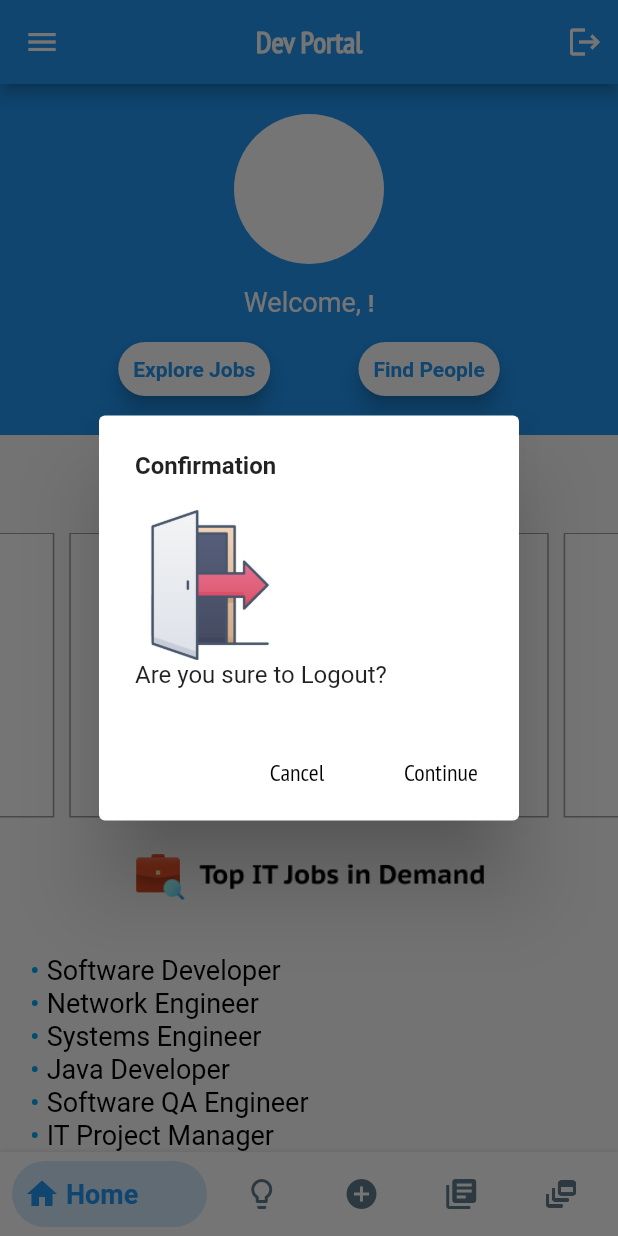
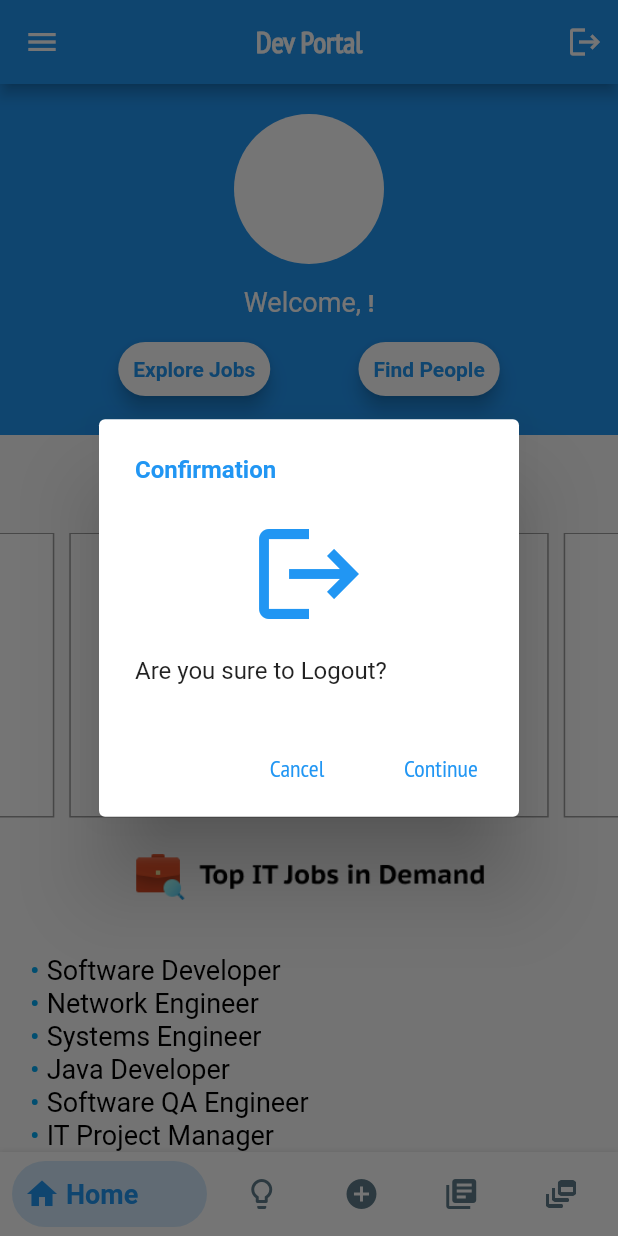
Before and after one commit to smv1999/dev_portal, a Flutter app: the screen it shows after launch, after a tap on "SKIP", after a tap on "DONE", after a tap on the "logout" icon, on a phone screen of 412 x 824 dp. Run offline on Flutter 3.47's test engine with Material 2 defaults, Android fonts, the phone set to English and light mode, and no system bars; drawn by our look-alikes of bottom_navy_bar, carousel_slider; our stand-ins replace animated_text_kit, cached_network_image, firebase_auth, firebase_database, firebase_storage, flushbar and 12 more; missing offline and left inert: firebase_mlkit_language, flutter_email_sender, flutter_full_pdf_viewer, highlighter_coachmark, share_extend, webfeed; accounts and stored records are empty; network calls fail.

Commit message:
Made Minor Design Changes

```diff
--- a/lib/home_page.dart
+++ b/lib/home_page.dart
@@ -44,12 +44,19 @@ class _MyHomePageState extends State<MyHomePage> {
               UserAccountsDrawerHeader(
                 accountName: Text(fullName),
                 accountEmail: Text(email),
-                currentAccountPicture: CircleAvatar(
-                    backgroundColor:
-                        Theme.of(context).platform == TargetPlatform.iOS
-                            ? Colors.black
-                            : Colors.white,
-                    child: Image.network(profileImageUrl)),
+                currentAccountPicture: InkWell(
+                    child: CircleAvatar(
+                  backgroundColor:
+                      Theme.of(context).platform == TargetPlatform.iOS
+                          ? Colors.black
+                          : Colors.white,
+                  radius: 50.0,
+                  child: CircleAvatar(
+                    radius: 48.0,
+                    backgroundImage: new NetworkImage(profileImageUrl),
+                    backgroundColor: Colors.white,
+                  ),
+                )),
               ),
               ListTile(
                 title: Text("Dashboard"),
@@ -68,7 +75,7 @@ class _MyHomePageState extends State<MyHomePage> {
                   _viewProfile();
                 },
               ),
-               ListTile(
+              ListTile(
                 title: Text("My Posts"),
                 leading: Icon(
                   Icons.post_add,
@@ -226,7 +233,7 @@ class _MyHomePageState extends State<MyHomePage> {
       child: Text(
         "Cancel",
         style:
-            TextStyle(color: Colors.black, fontFamily: 'MyFont', fontSize: 16),
+            TextStyle(color: Colors.blue, fontFamily: 'MyFont', fontSize: 16),
       ),
       onPressed: () {
         Navigator.of(context, rootNavigator: true).pop();
@@ -236,7 +243,7 @@ class _MyHomePageState extends State<MyHomePage> {
       child: Text(
         "Continue",
         style:
-            TextStyle(color: Colors.black, fontFamily: 'MyFont', fontSize: 16),
+            TextStyle(color: Colors.blue, fontFamily: 'MyFont', fontSize: 16),
       ),
       onPressed: () {
         Navigator.of(context, rootNavigator: true).pop();
@@ -249,15 +256,12 @@ class _MyHomePageState extends State<MyHomePage> {
       title: Text(
         "Confirmation",
         style: GoogleFonts.ptSansNarrow(
-          textStyle: TextStyle(fontSize: 16, fontWeight: FontWeight.bold),
+          textStyle: TextStyle(fontSize: 16, fontWeight: FontWeight.bold, color: Colors.blue),
         ),
       ),
       content: ListView(shrinkWrap: true, children: [
-        Image.asset(
-          'images/logout.png',
-          height: 100,
-          alignment: Alignment.centerLeft,
-        ),
+        Icon(Icons.logout, color: Colors.blue,size: 80.0,),
+        SizedBox(height: 15.0,),
         Text(
           "Are you sure to Logout?",
           style: GoogleFonts.ptSansNarrow(textStyle: TextStyle(fontSize: 16)),
--- a/lib/screens/byte_page.dart
+++ b/lib/screens/byte_page.dart
@@ -137,7 +137,7 @@ class _BytePageState extends State<BytePage> {
                               "\n1. Apache Hadoop"
                               "\n2. Cassandra"
                               "\n3. MongoDB",
-                          "images/bigdata.png")
+                          "images/bigdata.jpeg")
                     },
                     title: Text(
                       'Big Data',
--- a/lib/screens/intro_slider.dart
+++ b/lib/screens/intro_slider.dart
@@ -171,7 +171,7 @@ class _IntroScreenState extends State<IntroScreen> {
           color: Colors.white,
             child: Center(
               child: CircularProgressIndicator(
-                backgroundColor: Colors.black,
+                backgroundColor: Colors.blue
               ),
             ),
           );
```
Also changed, not shown: images/logout.png (deleted), 5 other files.
